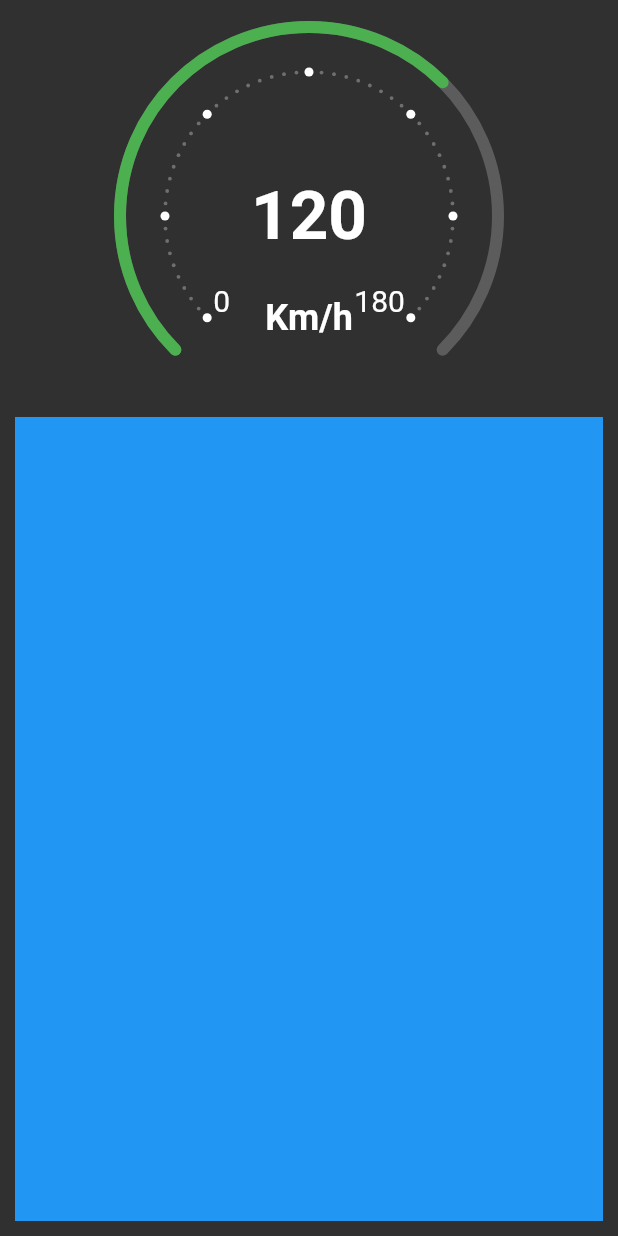
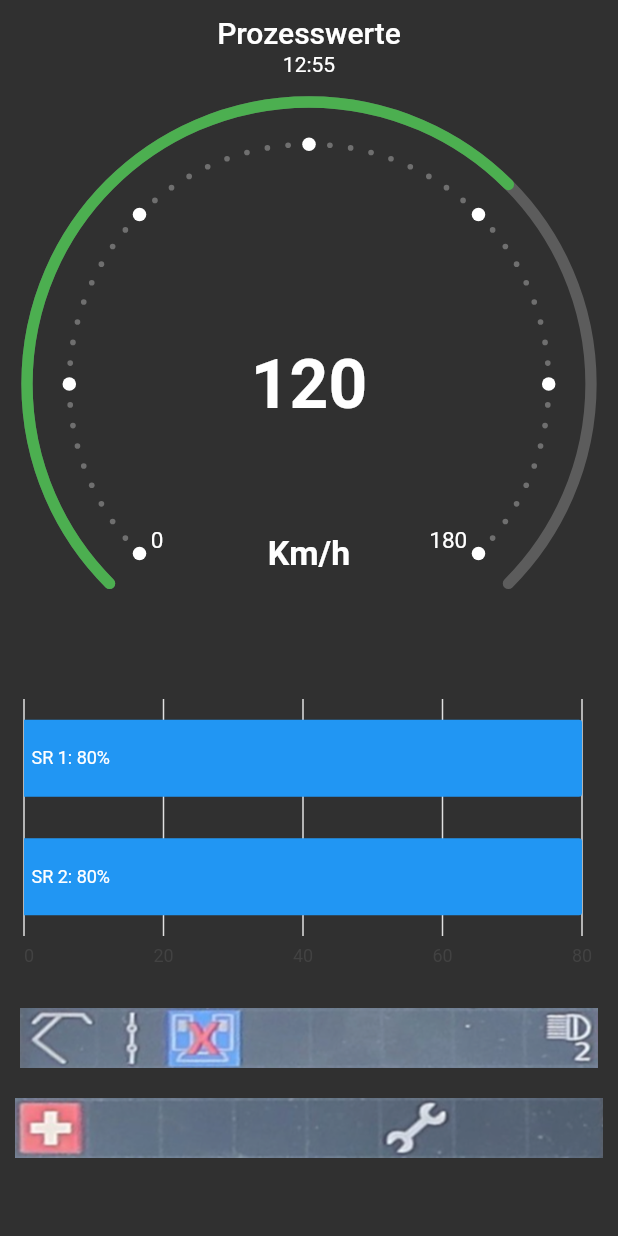
Before and after one commit to milkinteractive/flutter-platforms-showcase, a Flutter app: the screen it shows after launch, on a phone screen of 412 x 824 dp. Run offline on Flutter 3.47's test engine with Material 2 defaults, Android fonts, the phone set to English and light mode, and no system bars; our stand-ins replace charts_flutter; missing offline and left inert: dart:html.

Commit message:
feat: bars and icons

```diff
--- a/lib/screens/small_screen.dart
+++ b/lib/screens/small_screen.dart
@@ -1,3 +1,5 @@
+// ignore_for_file: prefer_const_constructors
+
 import 'package:flutter/material.dart';
 
 import '../app.dart';
@@ -9,14 +11,30 @@ class SmallScreenApp extends StatelessWidget {
 
   @override
   Widget build(BuildContext context) {
-    return Column(children: [
-      const Expanded(
-          flex: 1,
-          child: Padding(
-            padding: EdgeInsets.all(8.0),
-            child: GaudeView(),
-          )),
-      Expanded(flex: 2, child: Container(color: Colors.blue))
-    ]);
+    return SingleChildScrollView(
+      child: Column(children: [
+        Processvalues(),
+        TimeView(),
+        Padding(
+          padding: EdgeInsets.all(8.0),
+          child: GaudeView(),
+        ),
+        SizedBox(height: 200, child: ConverterHorizontalBar.withSampleData()),
+        SizedBox(
+          height: 20,
+        ),
+        SizedBox(
+          height: 40,
+          child: RailVisIcons.Row1(),
+        ),
+        SizedBox(
+          height: 20,
+        ),
+        SizedBox(
+          height: 40,
+          child: RailVisIcons.Row2(),
+        )
+      ]),
+    );
   }
 }
--- /dev/null
+++ b/lib/widgets/converter_view.dart
@@ -0,0 +1,127 @@
+import 'package:charts_flutter/flutter.dart' as charts;
+
+import 'package:flutter/material.dart';
+
+class ConverterVerticalBar extends StatelessWidget {
+  final List<charts.Series<dynamic, String>> seriesList;
+  final bool animate;
+
+  ConverterVerticalBar(this.seriesList, {this.animate = false});
+
+  /// Creates a [BarChart] with sample data and no transition.
+  factory ConverterVerticalBar.withSampleData() {
+    return new ConverterVerticalBar(
+      _createSampleData(),
+      // Disable animations for image tests.
+      animate: false,
+    );
+  }
+
+  // [BarLabelDecorator] will automatically position the label
+  // inside the bar if the label will fit. If the label will not fit,
+  // it will draw outside of the bar.
+  // Labels can always display inside or outside using [LabelPosition].
+  //
+  // Text style for inside / outside can be controlled independently by setting
+  // [insideLabelStyleSpec] and [outsideLabelStyleSpec].
+  @override
+  Widget build(BuildContext context) {
+    return new charts.BarChart(
+      seriesList,
+      animate: animate,
+      // Set a bar label decorator.
+      // Example configuring different styles for inside/outside:
+      //       barRendererDecorator: new charts.BarLabelDecorator(
+      //          insideLabelStyleSpec: new charts.TextStyleSpec(...),
+      //          outsideLabelStyleSpec: new charts.TextStyleSpec(...)),
+      barRendererDecorator: new charts.BarLabelDecorator<String>(),
+      domainAxis: new charts.OrdinalAxisSpec(),
+    );
+  }
+
+  /// Create one series with sample hard coded data.
+  static List<charts.Series<ConverterValue, String>> _createSampleData() {
+    final data = [
+      new ConverterValue('SR 1', 80),
+      new ConverterValue('SR 2', 80),
+    ];
+
+    return [
+      new charts.Series<ConverterValue, String>(
+          id: 'Stromrichter',
+          domainFn: (ConverterValue converter, _) => converter.name,
+          measureFn: (ConverterValue converter, _) => converter.value,
+          data: data,
+          // Set a label accessor to control the text of the bar label.
+          labelAccessorFn: (ConverterValue converter, _) =>
+              '${converter.value.toString()}%')
+    ];
+  }
+}
+
+class ConverterHorizontalBar extends StatelessWidget {
+  final List<charts.Series<dynamic, String>> seriesList;
+  final bool animate;
+
+  ConverterHorizontalBar(this.seriesList, {this.animate = false});
+
+  /// Creates a [BarChart] with sample data and no transition.
+  factory ConverterHorizontalBar.withSampleData() {
+    return ConverterHorizontalBar(
+      _createSampleData(),
+      // Disable animations for image tests.
+      animate: false,
+    );
+  }
+
+  // [BarLabelDecorator] will automatically position the label
+  // inside the bar if the label will fit. If the label will not fit and the
+  // area outside of the bar is larger than the bar, it will draw outside of the
+  // bar. Labels can always display inside or outside using [LabelPosition].
+  //
+  // Text style for inside / outside can be controlled independently by setting
+  // [insideLabelStyleSpec] and [outsideLabelStyleSpec].
+  @override
+  Widget build(BuildContext context) {
+    return charts.BarChart(
+      seriesList,
+      animate: animate,
+      vertical: false,
+      // Set a bar label decorator.
+      // Example configuring different styles for inside/outside:
+      //       barRendererDecorator:   charts.BarLabelDecorator(
+      //          insideLabelStyleSpec:   charts.TextStyleSpec(...),
+      //          outsideLabelStyleSpec:   charts.TextStyleSpec(...)),
+      barRendererDecorator: charts.BarLabelDecorator<String>(),
+      // Hide domain axis.
+      domainAxis: charts.OrdinalAxisSpec(renderSpec: charts.NoneRenderSpec()),
+    );
+  }
+
+  /// Create one series with sample hard coded data.
+  static List<charts.Series<ConverterValue, String>> _createSampleData() {
+    final data = [
+      ConverterValue('SR 1', 80),
+      ConverterValue('SR 2', 80),
+    ];
+
+    return [
+      charts.Series<ConverterValue, String>(
+          id: 'Stromrichter',
+          domainFn: (ConverterValue sales, _) => sales.name,
+          measureFn: (ConverterValue sales, _) => sales.value,
+          data: data,
+          // Set a label accessor to control the text of the bar label.
+          labelAccessorFn: (ConverterValue sales, _) =>
+              '${sales.name}: ${sales.value.toString()}%')
+    ];
+  }
+}
+
+/// Sample ordinal data type.
+class ConverterValue {
+  final String name;
+  final int value;
+
+  ConverterValue(this.name, this.value);
+}
--- a/lib/widgets/gaude_view.dart
+++ b/lib/widgets/gaude_view.dart
@@ -6,37 +6,54 @@ import 'kgaude_view.dart';
 
 GlobalKey<KdGaugeViewState> key = GlobalKey<KdGaugeViewState>();
 
+enum FontSizeType { unit, speed, minMax }
+
 class GaudeView extends StatelessWidget {
   const GaudeView({
     Key? key,
   }) : super(key: key);
 
+  _unitFontSize(BuildContext context, FontSizeType type) {
+    double fontSize = 48;
+    switch (type) {
+      case FontSizeType.unit:
+        return fontSize / 2;
+      case FontSizeType.minMax:
+        return fontSize / 3;
+      case FontSizeType.speed:
+        return fontSize;
+    }
+  }
+
   @override
   Widget build(BuildContext context) {
-    return KdGaugeView(
+    return FittedBox(
+      alignment: Alignment.center,
+      fit: BoxFit.fitHeight,
+      child: SizedBox(
+        width: 400,
+        height: 400,
+        child: KdGaugeView(
           key: key,
           unitOfMeasurement: "Km/h",
           unitOfMeasurementTextStyle: TextStyle(
             color: Colors.white,
-        fontSize: context.responsiveValue(
-            mobile: 24.0, tablet: 45.0, desktop: 24.0, web: 60.0),
+            fontSize: _unitFontSize(context, FontSizeType.unit),
             fontWeight: FontWeight.w600,
           ),
           speed: 120,
           speedTextStyle: TextStyle(
             color: Colors.white,
-        fontSize: context.responsiveValue(
-            mobile: 45.0, tablet: 60.0, desktop: 48.0, web: 60.0),
+            fontSize: _unitFontSize(context, FontSizeType.speed),
             fontWeight: FontWeight.bold,
           ),
           minSpeed: 0,
           maxSpeed: 180,
-      minMaxTextStyle: const TextStyle(
+          minMaxTextStyle: TextStyle(
             color: Colors.white,
-        fontSize: 20,
+            fontSize: _unitFontSize(context, FontSizeType.minMax),
           ),
-      minMaxPadding: context.responsiveValue(
-          mobile: 4.0, tablet: 4.0, desktop: 5.0, web: 10.0),
+          minMaxPadding: 8,
           gaugeWidth: 8,
           baseGaugeColor: Colors.transparent,
           inactiveGaugeColor: Colors.black87,
@@ -44,6 +61,8 @@ class GaudeView extends StatelessWidget {
           divisionCircleColors: Colors.white30,
           subDivisionCircleColors: Colors.white,
           animate: true,
+        ),
+      ),
     );
   }
 }
--- /dev/null
+++ b/lib/widgets/icons.dart
@@ -0,0 +1,11 @@
+import 'package:flutter/material.dart';
+
+class RailVisIcons {
+  static Widget Row1() {
+    return Image.asset("assets/icons/row1.png");
+  }
+
+  static Widget Row2() {
+    return Image.asset("assets/icons/row2.png");
+  }
+}
--- a/lib/widgets/kgaude_view.dart
+++ b/lib/widgets/kgaude_view.dart
@@ -36,7 +36,7 @@ class KdGaugeView extends StatefulWidget {
 
   final Widget? child;
 
-  KdGaugeView(
+  const KdGaugeView(
       {GlobalKey? key,
       this.speed = 0,
       this.speedTextStyle = const TextStyle(
@@ -84,7 +84,7 @@ class KdGaugeViewState extends State<KdGaugeView>
   late Animation<double> _animation;
 
   double _speed;
-  bool _animate;
+  final bool _animate;
 
   double lastMarkSpeed = 0;
   double _gaugeMarkSpeed = 0;
@@ -157,7 +157,7 @@ class KdGaugeViewState extends State<KdGaugeView>
 
   void updateSpeed(double speed, {bool animate = false, Duration? duration}) {
     if (animate) {
-      this._speed = speed;
+      _speed = speed;
       _controller.reset();
       if (duration != null) _controller.duration = duration;
       _controller.forward();
@@ -229,7 +229,7 @@ class _KdGaugeCustomPainter extends CustomPainter {
   @override
   void paint(Canvas canvas, Size size) {
     //get the center of the view
-    center = size.center(Offset(0, 0));
+    center = size.center(const Offset(0, 0));
 
     double minDimension = size.width > size.height ? size.height : size.width;
     mRadius = minDimension / 2;
@@ -255,7 +255,7 @@ class _KdGaugeCustomPainter extends CustomPainter {
 
     if (activeGaugeGradientColor == null) {
       //Draw active gauge view
-      if (alertSpeedArray.length > 0)
+      if (alertSpeedArray.isNotEmpty) {
         for (int i = 0; alertSpeedArray.length > i; i++) {
           if (i == 0 && speed <= alertSpeedArray[i]) {
             paint.color = activeGaugeColor;
@@ -270,8 +270,9 @@ class _KdGaugeCustomPainter extends CustomPainter {
             paint.color = activeGaugeColor;
           }
         }
-      else
+      } else {
         paint.color = activeGaugeColor;
+      }
     } else {
       //if gradient is available, use the gradient color
       paint.shader = activeGaugeGradientColor;
--- /dev/null
+++ b/lib/widgets/title_view.dart
@@ -0,0 +1,32 @@
+import 'package:flutter/material.dart';
+
+class TimeView extends StatelessWidget {
+  const TimeView({
+    Key? key,
+  }) : super(key: key);
+
+  @override
+  Widget build(BuildContext context) {
+    return SizedBox(
+      height: 25,
+      child: Text("12:55"),
+    );
+  }
+}
+
+class Processvalues extends StatelessWidget {
+  const Processvalues({
+    Key? key,
+  }) : super(key: key);
+
+  @override
+  Widget build(BuildContext context) {
+    return SizedBox(
+      height: 25,
+      child: Text(
+        "Prozesswerte",
+        style: Theme.of(context).textTheme.titleLarge,
+      ),
+    );
+  }
+}
--- a/lib/widgets/widgets.dart
+++ b/lib/widgets/widgets.dart
@@ -1 +1,4 @@
+export 'converter_view.dart';
 export 'gaude_view.dart';
+export 'icons.dart';
+export 'title_view.dart';
--- a/pubspec.yaml
+++ b/pubspec.yaml
@@ -36,6 +36,7 @@ dependencies:
   # The following adds the Cupertino Icons font to your application.
   # Use with the CupertinoIcons class for iOS style icons.
   cupertino_icons: ^1.0.2
+  charts_flutter: ^0.12.0
 
 dev_dependencies:
   flutter_test:
@@ -60,9 +61,8 @@ flutter:
   uses-material-design: true
 
   # To add assets to your application, add an assets section, like this:
-  # assets:
-  #   - images/a_dot_burr.jpeg
-  #   - images/a_dot_ham.jpeg
+  assets:
+    - assets/icons/
 
   # An image asset can refer to one or more resolution-specific "variants", see
   # https://flutter.dev/assets-and-images/#resolution-aware
```
Also changed, not shown: lib/main.dart (+9 -5 lines), lib/screens/large_screen.dart (+42 -6 lines), assets/icons/row1.png (added), assets/icons/row2.png (added), pubspec.lock. Lines whose indentation alone changed are shown as unchanged.
